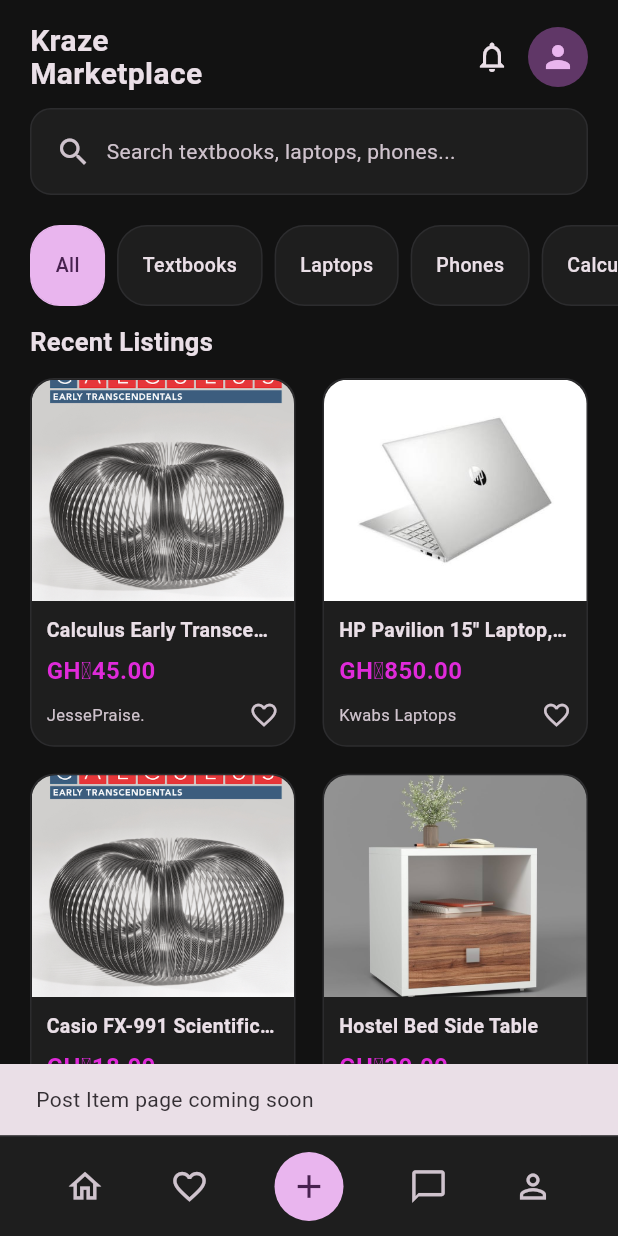
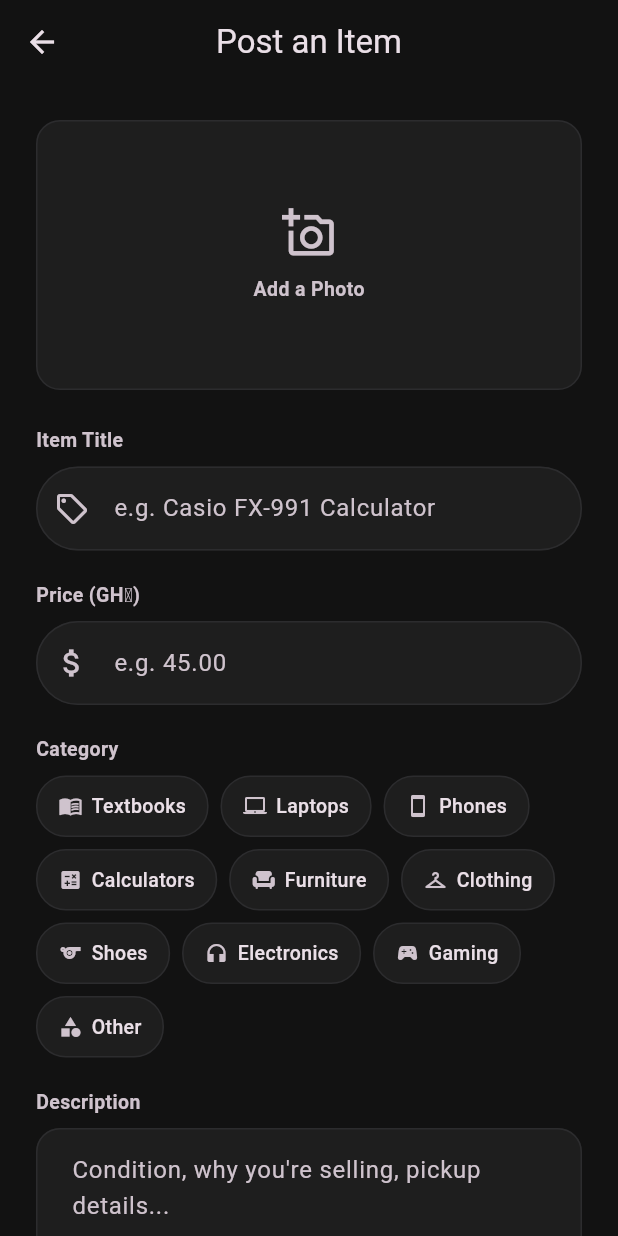
Before and after one commit to thejessepraise/kraze_marketplace, a Flutter app: the HomePage screen opened directly, item 3 of the bottom bar chosen, on a phone screen of 412 x 824 dp. Run offline on Flutter 3.47's test engine with Material 3 defaults, Android fonts, the phone set to English and light mode, and no system bars; our stand-ins replace firebase_auth, firebase_core, google_sign_in, image_picker; accounts and stored records are empty.

Commit message:
post page

```diff
--- /dev/null
+++ b/lib/pages/post_item/post_item_page.dart
@@ -0,0 +1,378 @@
+import 'package:flutter/material.dart';
+import 'package:image_picker/image_picker.dart';
+
+import '../../constants/categories.dart';
+import '../../models/product.dart';
+import '../../widgets/custom_text_field.dart';
+import '../../widgets/custom_button.dart';
+import '../../widgets/product_image.dart';
+
+/// The Post Item ("Sell") screen — a student fills this out to list
+/// something for sale.
+///
+/// WHY StatefulWidget:
+/// Same reasoning as Login/Signup — this screen owns TextEditingControllers,
+/// a loading flag, PLUS two more pieces of state that change while the
+/// screen is open: which category chip is selected, and which photo (if
+/// any) has been picked from the device.
+///
+/// WHERE THE NEW LISTING GOES (NO BACKEND YET):
+/// There's no database yet, so "posting" an item means adding a new
+/// Product straight onto the in-memory `sampleProducts` list from
+/// models/product.dart — the exact same list Home already reads from.
+/// Home just needs to rebuild after this page closes to pick it up (see
+/// home_page.dart's Sell tab handling). Once Firebase is wired in, this is
+/// the one spot that changes: instead of `sampleProducts.insert(...)`,
+/// _handlePost() will call something like
+/// `productService.createListing(...)` and let the real database be the
+/// single source of truth.
+class PostItemPage extends StatefulWidget {
+  const PostItemPage({super.key});
+
+  @override
+  State<PostItemPage> createState() => _PostItemPageState();
+}
+
+class _PostItemPageState extends State<PostItemPage> {
+  final _formKey = GlobalKey<FormState>();
+
+  final _titleController = TextEditingController();
+  final _priceController = TextEditingController();
+  final _descriptionController = TextEditingController();
+
+  // Starts unselected on purpose — forcing a student to actively choose a
+  // category (rather than defaulting to the first one) avoids a pile of
+  // miscategorized listings from people who just tap "Post" too quickly.
+  String? _selectedCategory;
+
+  // Holds the path to the photo the student picked, or null if they
+  // haven't picked one yet. XFile (from image_picker) wraps a file on
+  // the device — .path is what ProductImage/Image.file need to read it.
+  XFile? _pickedImage;
+
+  bool _isLoading = false;
+
+  @override
+  void dispose() {
+    _titleController.dispose();
+    _priceController.dispose();
+    _descriptionController.dispose();
+    super.dispose();
+  }
+
+  Future<void> _pickImage() async {
+    final picker = ImagePicker();
+    // ImageSource.gallery opens the device's photo library rather than
+    // the camera — most listing photos are of an item the student
+    // already has, not something they want to photograph right now.
+    final XFile? picked = await picker.pickImage(
+      source: ImageSource.gallery,
+      // Caps the resolution so a listing photo doesn't balloon into a
+      // multi-megabyte file for no visual benefit at the sizes this app
+      // actually displays it.
+      maxWidth: 1600,
+      imageQuality: 85,
+    );
+
+    if (picked == null) return; // student backed out of the picker
+
+    setState(() => _pickedImage = picked);
+  }
+
+  Future<void> _handlePost() async {
+    if (!_formKey.currentState!.validate()) return;
+
+    // The category selector isn't a Form field, so it needs its own
+    // check here rather than a `validator` callback like the text fields.
+    if (_selectedCategory == null) {
+      ScaffoldMessenger.of(context).showSnackBar(
+        const SnackBar(content: Text('Please choose a category')),
+      );
+      return;
+    }
+
+    setState(() => _isLoading = true);
+
+    // WHERE REAL POSTING GOES:
+    // await productService.createListing(...); once a backend exists.
+    // For now we just simulate "it worked" after a short pause, the same
+    // pattern login_page.dart and signup_page.dart use.
+    await Future.delayed(const Duration(milliseconds: 900));
+
+    if (!mounted) return;
+
+    final newProduct = Product(
+      // A real id would come from the database. For now, the current
+      // timestamp is good enough to be unique among sample data.
+      id: DateTime.now().millisecondsSinceEpoch.toString(),
+      title: _titleController.text.trim(),
+      price: double.parse(_priceController.text.trim()),
+      category: _selectedCategory!,
+      // No logged-in user/profile system yet — see auth_service.dart's
+      // note about where AuthService.currentUser plugs in once that
+      // exists. Hardcoding "You" keeps this page honest about what it
+      // actually knows right now.
+      sellerName: 'You',
+      postedAt: DateTime.now(),
+      imageUrl: _pickedImage?.path ?? '',
+      description: _descriptionController.text.trim(),
+    );
+
+    // Newest listing first, matching how Home's "Recent Listings" title
+    // reads.
+    sampleProducts.insert(0, newProduct);
+
+    ScaffoldMessenger.of(context).showSnackBar(
+      const SnackBar(content: Text('Listing posted!')),
+    );
+
+    // Hands `true` back to whoever pushed this page (Home) so it knows a
+    // new listing was added and should rebuild its grid.
+    Navigator.of(context).pop(true);
+  }
+
+  @override
+  Widget build(BuildContext context) {
+    final theme = Theme.of(context);
+    final colorScheme = theme.colorScheme;
+
+    return Scaffold(
+      backgroundColor: theme.scaffoldBackgroundColor,
+      appBar: AppBar(
+        elevation: 0,
+        backgroundColor: theme.scaffoldBackgroundColor,
+        centerTitle: true,
+        title: const Text('Post an Item'),
+      ),
+      body: SafeArea(
+        child: SingleChildScrollView(
+          padding: const EdgeInsets.fromLTRB(24, 8, 24, 32),
+          // Same width cap used by Login/Signup, so this form doesn't
+          // stretch edge-to-edge on a wide desktop/web window.
+          child: Center(
+            child: ConstrainedBox(
+              constraints: const BoxConstraints(maxWidth: 480),
+              child: Form(
+                key: _formKey,
+                child: Column(
+                  crossAxisAlignment: CrossAxisAlignment.start,
+                  children: [
+                    const SizedBox(height: 16),
+                    _buildImagePicker(theme, colorScheme),
+                    const SizedBox(height: 24),
+
+                    Text(
+                      'Item Title',
+                      style: TextStyle(
+                        fontSize: 13,
+                        fontWeight: FontWeight.w600,
+                        color: colorScheme.onSurfaceVariant,
+                      ),
+                    ),
+                    const SizedBox(height: 8),
+                    CustomTextField(
+                      hint: 'e.g. Casio FX-991 Calculator',
+                      controller: _titleController,
+                      prefixIcon: Icons.sell_outlined,
+                      validator: (value) {
+                        if (value == null || value.trim().isEmpty) {
+                          return 'Enter a title for your item';
+                        }
+                        return null;
+                      },
+                    ),
+                    const SizedBox(height: 20),
+
+                    Text(
+                      'Price (GH₵)',
+                      style: TextStyle(
+                        fontSize: 13,
+                        fontWeight: FontWeight.w600,
+                        color: colorScheme.onSurfaceVariant,
+                      ),
+                    ),
+                    const SizedBox(height: 8),
+                    CustomTextField(
+                      hint: 'e.g. 45.00',
+                      controller: _priceController,
+                      keyboardType: const TextInputType.numberWithOptions(
+                        decimal: true,
+                      ),
+                      prefixIcon: Icons.attach_money,
+                      validator: (value) {
+                        if (value == null || value.trim().isEmpty) {
+                          return 'Enter a price';
+                        }
+                        final parsed = double.tryParse(value.trim());
+                        if (parsed == null) {
+                          return 'Enter a valid number';
+                        }
+                        if (parsed <= 0) {
+                          return 'Price must be greater than 0';
+                        }
+                        return null;
+                      },
+                    ),
+                    const SizedBox(height: 20),
+
+                    Text(
+                      'Category',
+                      style: TextStyle(
+                        fontSize: 13,
+                        fontWeight: FontWeight.w600,
+                        color: colorScheme.onSurfaceVariant,
+                      ),
+                    ),
+                    const SizedBox(height: 8),
+                    _buildCategorySelector(theme, colorScheme),
+                    const SizedBox(height: 20),
+
+                    Text(
+                      'Description',
+                      style: TextStyle(
+                        fontSize: 13,
+                        fontWeight: FontWeight.w600,
+                        color: colorScheme.onSurfaceVariant,
+                      ),
+                    ),
+                    const SizedBox(height: 8),
+                    CustomTextField(
+                      hint:
+                          'Condition, why you\'re selling, pickup details...',
+                      controller: _descriptionController,
+                      maxLines: 4,
+                      borderRadius: 16, // less "pill"-like at this height
+                      // Optional on purpose — see Product's description
+                      // field comment in models/product.dart. No
+                      // validator here means an empty description is
+                      // allowed.
+                    ),
+                    const SizedBox(height: 28),
+
+                    CustomButton(
+                      label: 'Post Item',
+                      isLoading: _isLoading,
+                      onPressed: _handlePost,
+                    ),
+                    const SizedBox(height: 20),
+                  ],
+                ),
+              ),
+            ),
+          ),
+        ),
+      ),
+    );
+  }
+
+  /// The photo picker: a tappable box that shows either "Add Photo" or a
+  /// preview of the chosen image, plus a small button to remove it.
+  Widget _buildImagePicker(ThemeData theme, ColorScheme colorScheme) {
+    return GestureDetector(
+      onTap: _pickImage,
+      child: Container(
+        width: double.infinity,
+        height: 180,
+        decoration: BoxDecoration(
+          color: theme.cardColor,
+          borderRadius: BorderRadius.circular(16),
+          border: Border.all(color: theme.dividerColor),
+        ),
+        child: _pickedImage == null
+            ? Column(
+                mainAxisAlignment: MainAxisAlignment.center,
+                children: [
+                  Icon(
+                    Icons.add_a_photo_outlined,
+                    size: 36,
+                    color: colorScheme.onSurfaceVariant,
+                  ),
+                  const SizedBox(height: 10),
+                  Text(
+                    'Add a Photo',
+                    style: TextStyle(
+                      fontSize: 13,
+                      fontWeight: FontWeight.w600,
+                      color: colorScheme.onSurfaceVariant,
+                    ),
+                  ),
+                ],
+              )
+            : Stack(
+                fit: StackFit.expand,
+                children: [
+                  ClipRRect(
+                    borderRadius: BorderRadius.circular(16),
+                    child: ProductImage(imagePath: _pickedImage!.path),
+                  ),
+                  Positioned(
+                    top: 8,
+                    right: 8,
+                    child: GestureDetector(
+                      onTap: () => setState(() => _pickedImage = null),
+                      child: CircleAvatar(
+                        radius: 16,
+                        backgroundColor: Colors.black.withValues(alpha: 0.6),
+                        child: const Icon(
+                          Icons.close,
+                          size: 18,
+                          color: Colors.white,
+                        ),
+                      ),
+                    ),
+                  ),
+                ],
+              ),
+      ),
+    );
+  }
+
+  /// A horizontally-wrapping row of category choice chips — visually the
+  /// same idea as Home's filter chips, but for CHOOSING one value instead
+  /// of filtering by one.
+  Widget _buildCategorySelector(ThemeData theme, ColorScheme colorScheme) {
+    return Wrap(
+      spacing: 8,
+      runSpacing: 8,
+      children: kCategories.map((category) {
+        final bool selected = category.name == _selectedCategory;
+        return GestureDetector(
+          onTap: () => setState(() => _selectedCategory = category.name),
+          child: Container(
+            padding: const EdgeInsets.symmetric(horizontal: 14, vertical: 10),
+            decoration: BoxDecoration(
+              color: selected ? colorScheme.primary : theme.cardColor,
+              borderRadius: BorderRadius.circular(20),
+              border: Border.all(
+                color: selected ? colorScheme.primary : theme.dividerColor,
+              ),
+            ),
+            child: Row(
+              mainAxisSize: MainAxisSize.min,
+              children: [
+                Icon(
+                  category.icon,
+                  size: 16,
+                  color: selected
+                      ? colorScheme.onPrimary
+                      : colorScheme.onSurfaceVariant,
+                ),
+                const SizedBox(width: 6),
+                Text(
+                  category.name,
+                  style: TextStyle(
+                    fontSize: 13,
+                    fontWeight: FontWeight.w500,
+                    color: selected
+                        ? colorScheme.onPrimary
+                        : colorScheme.onSurface,
+                  ),
+                ),
+              ],
+            ),
+          ),
+        );
+      }).toList(),
+    );
+  }
+}
--- a/lib/widgets/custom_text_field.dart
+++ b/lib/widgets/custom_text_field.dart
@@ -30,6 +30,17 @@
   /// forms elsewhere in the app that want a less rounded look.
   final double borderRadius;
 
+  /// How many lines tall the field is. Defaults to 1 (a single-line
+  /// "pill" input, like Email/Password). Post Item's description field
+  /// passes a higher number so students have room to actually write a
+  /// few sentences instead of one long scrolling line.
+  ///
+  /// WHY NOT JUST HARDCODE maxLines: 1 HERE:
+  /// A password field specifically must stay 1 line no matter what gets
+  /// passed in — obscureText only works correctly on single-line fields —
+  /// so that case is handled separately in build() below.
+  final int maxLines;
+
   const CustomTextField({
     super.key,
     required this.hint,
@@ -39,6 +50,7 @@
     this.validator,
     this.prefixIcon,
     this.borderRadius = 30,
+    this.maxLines = 1,
   });
 
   @override
@@ -59,6 +71,9 @@
     return TextFormField(
       controller: widget.controller,
       obscureText: widget.isPassword ? _obscure : false,
+      // A password field must stay single-line regardless of what was
+      // passed in, so obscureText keeps working correctly.
+      maxLines: widget.isPassword ? 1 : widget.maxLines,
       keyboardType: widget.keyboardType,
       validator: widget.validator,
       style: TextStyle(color: colorScheme.onSurface),
--- a/lib/widgets/product_card.dart
+++ b/lib/widgets/product_card.dart
@@ -1,6 +1,7 @@
 import 'package:flutter/material.dart';
 import '../models/product.dart';
 import '../theme/app_colors.dart';
+import 'product_image.dart';
 
 /// Displays one product inside a grid.
 ///
@@ -70,25 +71,12 @@
                 borderRadius: const BorderRadius.vertical(
                   top: Radius.circular(16),
                 ),
-    // Image.asset (not Image.network) — product.imageUrl holds a path
-    // to a file bundled inside assets/images/, not an internet URL.
-    // Image.network only works with http(s):// addresses, which is
-    // why the cards were showing broken-image icons before this fix.
-    child: Image.asset(
-      product.imageUrl,
+                // ProductImage handles both bundled assets/images/... paths
+                // AND device file paths (from a student's own photo picked
+                // in Post Item) — see widgets/product_image.dart.
+                child: SizedBox(
                   width: double.infinity,
-      fit: BoxFit.cover,
-
-      // If the asset path is wrong or the file is missing, show a
-      // fallback icon instead of crashing the app.
-      errorBuilder: (context, error, stackTrace) {
-        return const Center(
-          child: Icon(
-            Icons.broken_image,
-            size: 50,
-          ),
-        );
-      },
+                  child: ProductImage(imagePath: product.imageUrl),
                 ),
               ),
             ),
--- a/pubspec.yaml
+++ b/pubspec.yaml
@@ -12,6 +12,7 @@
   flutter:
     sdk: flutter
   google_sign_in: ^7.2.0
+  image_picker: ^1.1.2
 
 dev_dependencies:
   flutter_test:
```
Also changed, not shown: lib/pages/home/home_page.dart (+31 -7 lines), lib/pages/product_detail/product_detail_page.dart (+2 -14 lines), lib/widgets/image_gallery.dart (added, +99 -0 lines), lib/widgets/product_image.dart (added, +88 -0 lines), pubspec.lock. Lines whose indentation alone changed are shown as unchanged.
